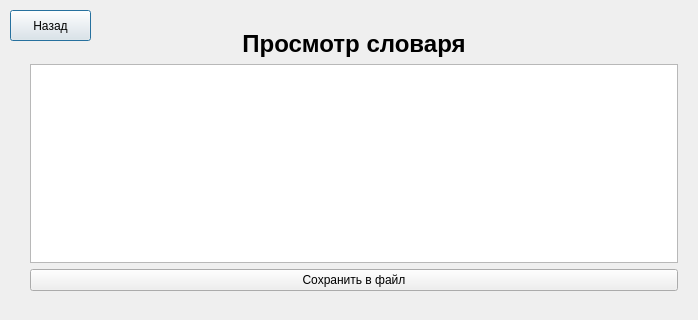
rock-n-shrimproll/temporalEditor, file temporal_editor/viewwindow.ui: the form before one commit.
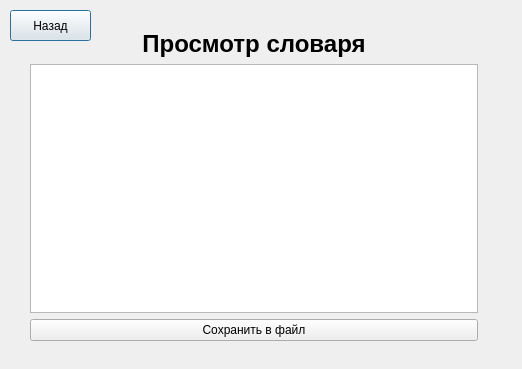
The form after the commit.

```diff
--- a/temporal_editor/viewwindow.ui
+++ b/temporal_editor/viewwindow.ui
@@ -6,8 +6,8 @@
    <rect>
     <x>0</x>
     <y>0</y>
-    <width>698</width>
-    <height>320</height>
+    <width>522</width>
+    <height>369</height>
    </rect>
   </property>
   <property name="windowTitle">
@@ -31,8 +31,8 @@
     <rect>
      <x>30</x>
      <y>30</y>
-     <width>661</width>
-     <height>261</height>
+     <width>461</width>
+     <height>311</height>
     </rect>
    </property>
    <layout class="QGridLayout" name="gridLayout">
```
